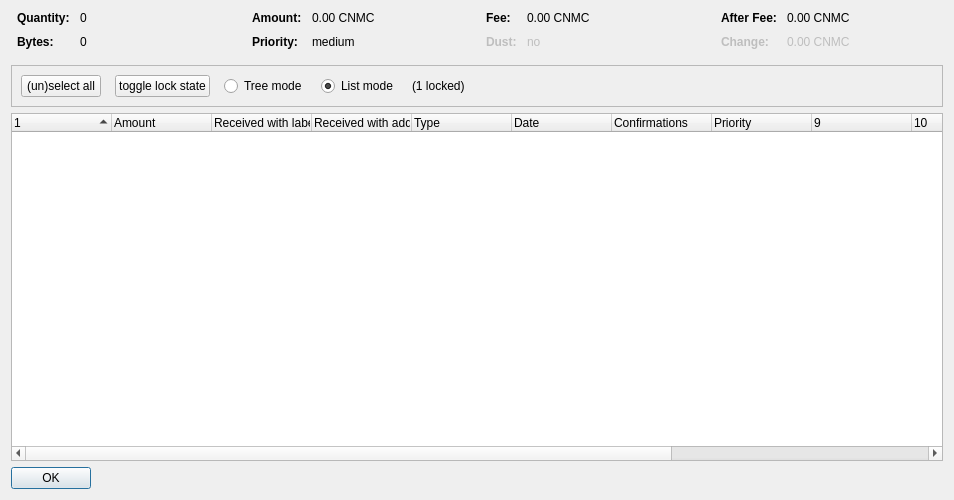
First picture: the form in src/qt/forms/coincontroldialog.ui, repository cryptonodes-core/cryptonodes-core, before the edit.
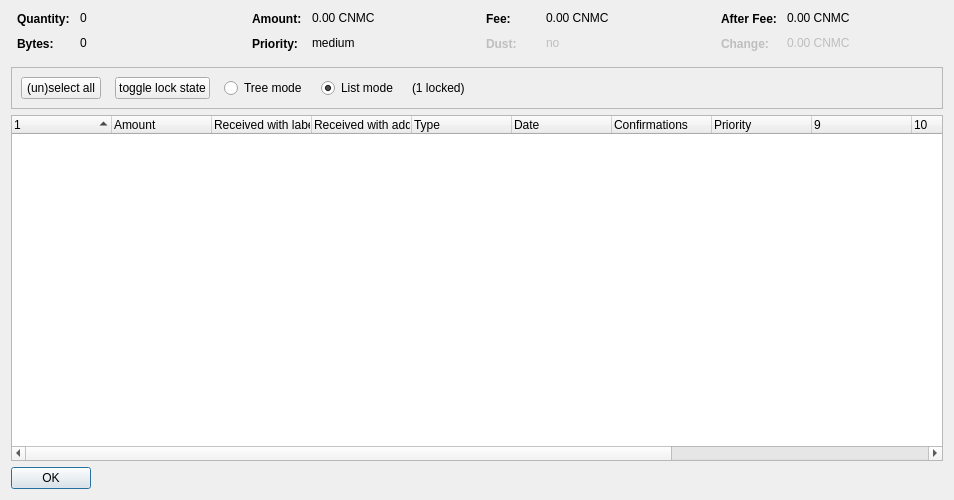
Second picture: the form after the edit. Custom widgets are drawn as their Qt base class.

Diff of the .ui file:
```diff
--- a/src/qt/forms/coincontroldialog.ui
+++ b/src/qt/forms/coincontroldialog.ui
@@ -4,12 +4,16 @@
  <widget class="QDialog" name="CoinControlDialog">
   <property name="geometry">
    <rect>
-    <x>0</x>
-    <y>0</y>
     <width>954</width>
     <height>500</height>
    </rect>
   </property>
+  <property name="minimumSize">
+   <size>
+    <width>600</width>
+    <height>400</height>
+   </size>
+  </property>
   <property name="windowTitle">
    <string>Coin Selection</string>
   </property>
@@ -38,6 +42,12 @@
        </property>
        <item row="0" column="0">
         <widget class="QLabel" name="labelCoinControlQuantityText">
+         <property name="minimumSize">
+          <size>
+           <width>50</width>
+           <height>15</height>
+          </size>
+         </property>
          <property name="font">
           <font>
            <weight>75</weight>
@@ -51,6 +61,12 @@
        </item>
        <item row="0" column="1">
         <widget class="QLabel" name="labelCoinControlQuantity">
+         <property name="minimumSize">
+          <size>
+           <width>50</width>
+           <height>15</height>
+          </size>
+         </property>
          <property name="cursor">
           <cursorShape>IBeamCursor</cursorShape>
          </property>
@@ -67,6 +83,12 @@
        </item>
        <item row="1" column="0">
         <widget class="QLabel" name="labelCoinControlBytesText">
+         <property name="minimumSize">
+          <size>
+           <width>50</width>
+           <height>15</height>
+          </size>
+         </property>
          <property name="font">
           <font>
            <weight>75</weight>
@@ -80,6 +102,12 @@
        </item>
        <item row="1" column="1">
         <widget class="QLabel" name="labelCoinControlBytes">
+         <property name="minimumSize">
+          <size>
+           <width>50</width>
+           <height>15</height>
+          </size>
+         </property>
          <property name="cursor">
           <cursorShape>IBeamCursor</cursorShape>
          </property>
@@ -112,6 +140,12 @@
        </property>
        <item row="0" column="0">
         <widget class="QLabel" name="labelCoinControlAmountText">
+         <property name="minimumSize">
+          <size>
+           <width>50</width>
+           <height>15</height>
+          </size>
+         </property>
          <property name="font">
           <font>
            <weight>75</weight>
@@ -125,6 +159,12 @@
        </item>
        <item row="0" column="1">
         <widget class="QLabel" name="labelCoinControlAmount">
+         <property name="minimumSize">
+          <size>
+           <width>50</width>
+           <height>15</height>
+          </size>
+         </property>
          <property name="cursor">
           <cursorShape>IBeamCursor</cursorShape>
          </property>
@@ -141,6 +181,12 @@
        </item>
        <item row="1" column="0">
         <widget class="QLabel" name="labelCoinControlPriorityText">
+         <property name="minimumSize">
+          <size>
+           <width>50</width>
+           <height>15</height>
+          </size>
+         </property>
          <property name="font">
           <font>
            <weight>75</weight>
@@ -154,6 +200,12 @@
        </item>
        <item row="1" column="1">
         <widget class="QLabel" name="labelCoinControlPriority">
+         <property name="minimumSize">
+          <size>
+           <width>50</width>
+           <height>15</height>
+          </size>
+         </property>
          <property name="cursor">
           <cursorShape>IBeamCursor</cursorShape>
          </property>
@@ -186,6 +238,12 @@
        </property>
        <item row="0" column="0">
         <widget class="QLabel" name="labelCoinControlFeeText">
+         <property name="minimumSize">
+          <size>
+           <width>50</width>
+           <height>15</height>
+          </size>
+         </property>
          <property name="font">
           <font>
            <weight>75</weight>
@@ -199,6 +257,12 @@
        </item>
        <item row="0" column="1">
         <widget class="QLabel" name="labelCoinControlFee">
+         <property name="minimumSize">
+          <size>
+           <width>50</width>
+           <height>15</height>
+          </size>
+         </property>
          <property name="cursor">
           <cursorShape>IBeamCursor</cursorShape>
          </property>
@@ -218,6 +282,12 @@
          <property name="enabled">
           <bool>false</bool>
          </property>
+         <property name="minimumSize">
+          <size>
+           <width>50</width>
+           <height>15</height>
+          </size>
+         </property>
          <property name="font">
           <font>
            <weight>75</weight>
@@ -234,6 +304,12 @@
          <property name="enabled">
           <bool>false</bool>
          </property>
+         <property name="minimumSize">
+          <size>
+           <width>50</width>
+           <height>15</height>
+          </size>
+         </property>
          <property name="cursor">
           <cursorShape>IBeamCursor</cursorShape>
          </property>
@@ -266,6 +342,12 @@
        </property>
        <item row="0" column="0">
         <widget class="QLabel" name="labelCoinControlAfterFeeText">
+         <property name="minimumSize">
+          <size>
+           <width>50</width>
+           <height>15</height>
+          </size>
+         </property>
          <property name="font">
           <font>
            <weight>75</weight>
@@ -279,6 +361,12 @@
        </item>
        <item row="0" column="1">
         <widget class="QLabel" name="labelCoinControlAfterFee">
+         <property name="minimumSize">
+          <size>
+           <width>50</width>
+           <height>15</height>
+          </size>
+         </property>
          <property name="cursor">
           <cursorShape>IBeamCursor</cursorShape>
          </property>
@@ -298,6 +386,12 @@
          <property name="enabled">
           <bool>false</bool>
          </property>
+         <property name="minimumSize">
+          <size>
+           <width>50</width>
+           <height>15</height>
+          </size>
+         </property>
          <property name="font">
           <font>
            <weight>75</weight>
@@ -314,6 +408,12 @@
          <property name="enabled">
           <bool>false</bool>
          </property>
+         <property name="minimumSize">
+          <size>
+           <width>50</width>
+           <height>15</height>
+          </size>
+         </property>
          <property name="cursor">
           <cursorShape>IBeamCursor</cursorShape>
          </property>
@@ -336,7 +436,7 @@
     <widget class="QFrame" name="frame">
      <property name="minimumSize">
       <size>
-       <width>0</width>
+       <width>300</width>
        <height>40</height>
       </size>
      </property>
@@ -360,6 +460,12 @@
             <verstretch>0</verstretch>
            </sizepolicy>
           </property>
+          <property name="minimumSize">
+           <size>
+            <width>50</width>
+            <height>20</height>
+           </size>
+          </property>
           <property name="text">
            <string>(un)select all</string>
           </property>
@@ -376,6 +482,12 @@
             <verstretch>0</verstretch>
            </sizepolicy>
           </property>
+          <property name="minimumSize">
+           <size>
+            <width>50</width>
+            <height>20</height>
+           </size>
+          </property>
           <property name="text">
            <string>toggle lock state</string>
           </property>
@@ -392,6 +504,12 @@
             <verstretch>0</verstretch>
            </sizepolicy>
           </property>
+          <property name="minimumSize">
+           <size>
+            <width>50</width>
+            <height>20</height>
+           </size>
+          </property>
           <property name="text">
            <string>Tree mode</string>
           </property>
@@ -405,6 +523,12 @@
             <verstretch>0</verstretch>
            </sizepolicy>
           </property>
+          <property name="minimumSize">
+           <size>
+            <width>50</width>
+            <height>20</height>
+           </size>
+          </property>
           <property name="text">
            <string>List mode</string>
           </property>
@@ -415,6 +539,12 @@
         </item>
         <item>
          <widget class="QLabel" name="labelLocked">
+          <property name="minimumSize">
+           <size>
+            <width>50</width>
+            <height>20</height>
+           </size>
+          </property>
           <property name="text">
            <string>(1 locked)</string>
           </property>
@@ -440,6 +570,12 @@
    </item>
    <item>
     <widget class="CoinControlTreeWidget" name="treeWidget">
+     <property name="minimumSize">
+      <size>
+       <width>350</width>
+       <height>250</height>
+      </size>
+     </property>
      <property name="contextMenuPolicy">
       <enum>Qt::CustomContextMenu</enum>
      </property>
```
Left out of the diff: 6 changed lines with no effect on the pictures.
